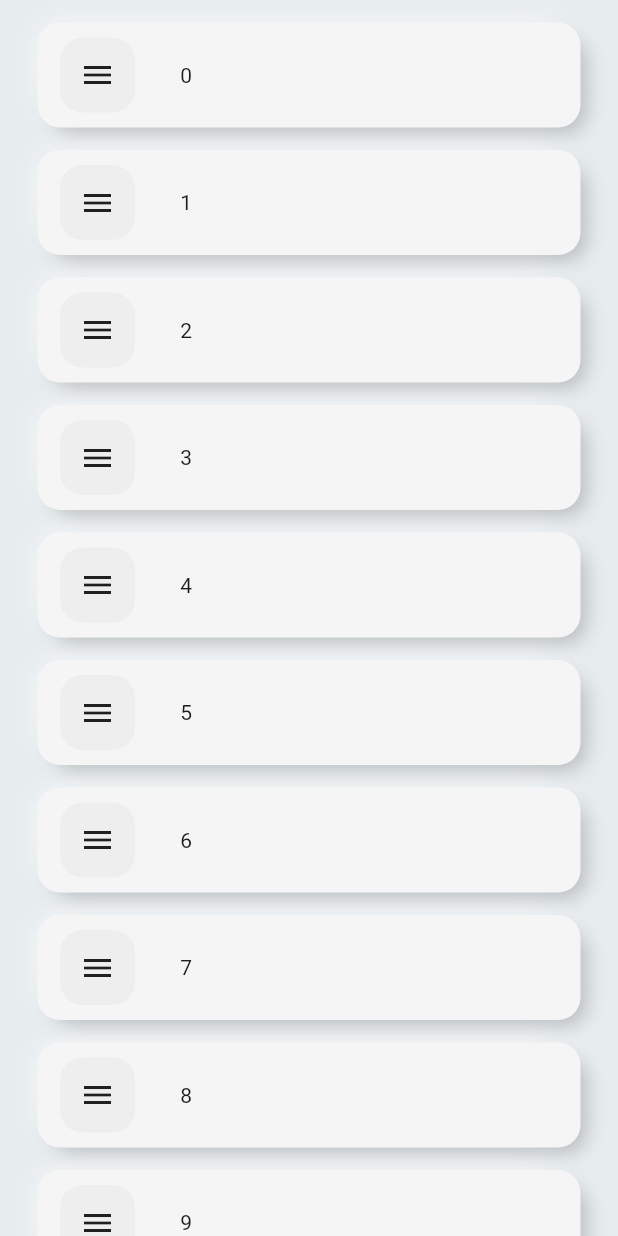
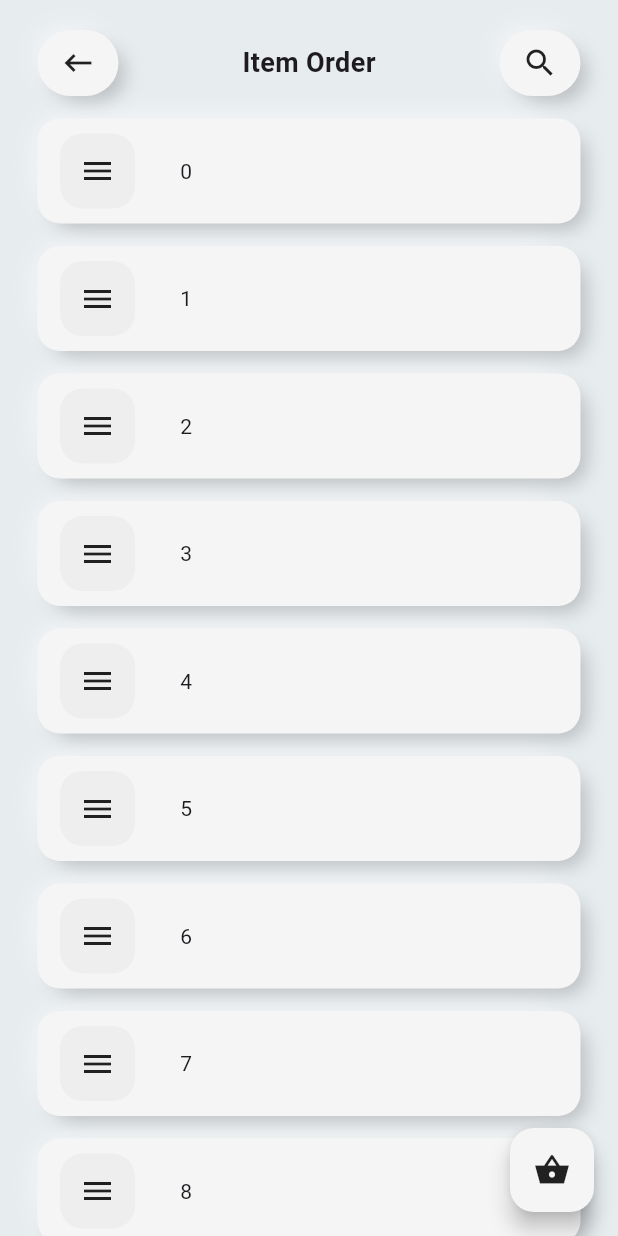
Before and after one commit to NasyaZafira/charise, a Flutter app: the Purchase screen opened directly, on a phone screen of 412 x 824 dp. Run offline on Flutter 3.47's test engine with Material 3 defaults, Android fonts, the phone set to English and light mode, and no system bars.

Commit message:
commit dummy order page

```diff
--- a/lib/neu_container.dart
+++ b/lib/neu_container.dart
@@ -55,7 +55,8 @@ class _NeuContainerState extends State<NeuContainer> {
                   blurRadius: 10,
                   spreadRadius: -3
               )
-            ]),
+            ],
+        ),
         child: widget.child,
       ),
     );
--- a/lib/purchase_order.dart
+++ b/lib/purchase_order.dart
@@ -1,5 +1,8 @@
+import 'package:flutter/cupertino.dart';
 import 'package:flutter/material.dart';
+import 'package:flutter/widgets.dart';
 
+import 'dialog.dart';
 import 'neu_button.dart';
 import 'neu_container.dart';
 
@@ -10,7 +13,7 @@ class Purchase extends StatefulWidget {
 
 class _PurchaseState extends State<Purchase> {
   final List<Widget> itemList = List.generate(
-    10,
+    100,
     (index) => NeuContainer(
       child: Row(
         children: [
@@ -39,15 +42,88 @@ class _PurchaseState extends State<Purchase> {
   Widget build(BuildContext context) {
     final bgColor = Color(0xFFE7ECEF);
 
+    Widget barApp() {
+      return Row(
+        mainAxisAlignment: MainAxisAlignment.spaceBetween,
+        children: [
+          Container(
+            margin: EdgeInsets.only(top: 20, left: 25),
+            child: NeuButton(
+              child: Icon(Icons.keyboard_backspace_sharp),
+              padding: EdgeInsets.symmetric(vertical: 10, horizontal: 15),
+              borderRadius: BorderRadius.circular(30),
+            ),
+          ),
+          Container(
+              margin: EdgeInsets.only(top: 20),
+              child: Text(
+                "Item Order",
+                textAlign: TextAlign.center,
+                style: TextStyle(fontSize: 18, fontWeight: FontWeight.bold),
+              )),
+          Container(
+            margin: EdgeInsets.only(top: 20, right: 25),
+            child: GestureDetector(
+              onTap: () {
+                showDialog(
+                  context: context,
+                  builder: (ctx) => PlaceholderDialog(
+                    icon: Icon(
+                      Icons.add_circle,
+                      color: Colors.teal,
+                      size: 80.0,
+                    ),
+                    title: 'Testing Dialog',
+                    message:
+                        'Asline ini isinya textfield\nHiraukan aja',
+                    actions: [
+                      TextButton(
+                        onPressed: () => Navigator.of(ctx).pop(),
+                        child: Text('!Got It'),
+                      ),
+                    ],
+                  ),
+                );
+              },
+              child: NeuButton(
+                child: Icon(Icons.search_sharp),
+                padding: EdgeInsets.symmetric(vertical: 10, horizontal: 15),
+                borderRadius: BorderRadius.circular(30),
+              ),
+            ),
+          ),
+        ],
+      );
+    }
+
     // TODO: implement build
     return Scaffold(
       backgroundColor: bgColor,
-      body: Center(
-          child:
-          ListView(
-            children: itemList,
+      body: SafeArea(
+        child: Container(
+          width: MediaQuery.sizeOf(context).width,
+          height: MediaQuery.sizeOf(context).height,
+          child: SingleChildScrollView(
+            child: Column(
+              children: [
+                barApp(),
+                ListView(
+                  shrinkWrap: true,
+                  physics: const NeverScrollableScrollPhysics(),
+                  children: itemList,
+                ),
+              ],
+            ),
           ),
-
+        ),
+      ),
+      floatingActionButton: FloatingActionButton(
+        backgroundColor: Colors.grey[100],
+        child: Icon(
+          Icons.shopping_basket_sharp,
+          color: Colors.black87,
+        ),
+        onPressed: () {},
       ),
     );
   }
```
Also changed, not shown: lib/dialog.dart (added, +41 -0 lines).
